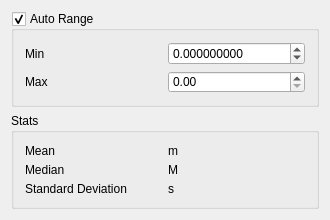
The window that src/Interface/Modules/Fields/ReportScalarFieldStats.ui (SCIInstitute/SCIRun) describes before a commit, drawn with Qt 5.
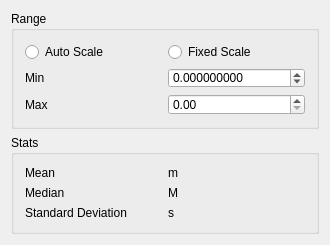
The same window after the commit.

What changed in the file:
```diff
--- a/src/Interface/Modules/Fields/ReportScalarFieldStats.ui
+++ b/src/Interface/Modules/Fields/ReportScalarFieldStats.ui
@@ -7,13 +7,13 @@
     <x>0</x>
     <y>0</y>
     <width>330</width>
-    <height>220</height>
+    <height>245</height>
    </rect>
   </property>
   <property name="minimumSize">
    <size>
     <width>330</width>
-    <height>220</height>
+    <height>245</height>
    </size>
   </property>
   <property name="windowTitle">
@@ -23,20 +23,30 @@
    <item row="0" column="0">
     <widget class="QGroupBox" name="groupBox">
      <property name="title">
-      <string>Auto Range</string>
+      <string>Range</string>
      </property>
      <property name="checkable">
-      <bool>true</bool>
+      <bool>false</bool>
      </property>
      <layout class="QGridLayout" name="gridLayout_2">
-      <item row="0" column="0">
+      <item row="2" column="1">
+       <widget class="QDoubleSpinBox" name="maxDoubleSpinBox_"/>
+      </item>
+      <item row="2" column="0">
+       <widget class="QLabel" name="label_2">
+        <property name="text">
+         <string>Max</string>
+        </property>
+       </widget>
+      </item>
+      <item row="1" column="0">
        <widget class="QLabel" name="label">
         <property name="text">
          <string>Min</string>
         </property>
        </widget>
       </item>
-      <item row="0" column="1">
+      <item row="1" column="1">
        <widget class="QDoubleSpinBox" name="minDoubleSpinBox_">
         <property name="decimals">
          <number>9</number>
@@ -49,15 +59,19 @@
         </property>
        </widget>
       </item>
-      <item row="1" column="0">
-       <widget class="QLabel" name="label_2">
+      <item row="0" column="0">
+       <widget class="QRadioButton" name="radioButton">
         <property name="text">
-         <string>Max</string>
+         <string>Auto Scale</string>
         </property>
        </widget>
       </item>
-      <item row="1" column="1">
-       <widget class="QDoubleSpinBox" name="maxDoubleSpinBox_"/>
+      <item row="0" column="1">
+       <widget class="QRadioButton" name="radioButton_2">
+        <property name="text">
+         <string>Fixed Scale</string>
+        </property>
+       </widget>
       </item>
      </layout>
     </widget>
```
